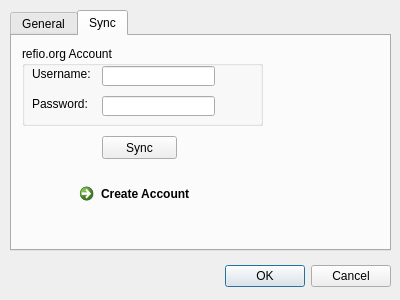
Old version of the form src/settings_dialog.ui in the repository wensheng/refio-desktop.
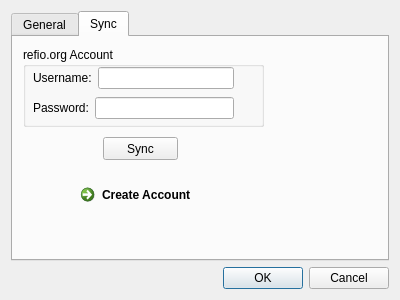
New version of the form. The open tabs and pages were chosen to show the change.

```diff
--- a/src/settings_dialog.ui
+++ b/src/settings_dialog.ui
@@ -13,31 +13,9 @@
   <property name="windowTitle">
    <string>Dialog</string>
   </property>
-  <widget class="QDialogButtonBox" name="buttonBox">
-   <property name="geometry">
-    <rect>
-     <x>50</x>
-     <y>260</y>
-     <width>341</width>
-     <height>32</height>
-    </rect>
-   </property>
-   <property name="orientation">
-    <enum>Qt::Horizontal</enum>
-   </property>
-   <property name="standardButtons">
-    <set>QDialogButtonBox::Cancel|QDialogButtonBox::Ok</set>
-   </property>
-  </widget>
+  <layout class="QVBoxLayout" name="verticalLayout">
+   <item>
   <widget class="QTabWidget" name="tabWidget">
-   <property name="geometry">
-    <rect>
-     <x>10</x>
-     <y>10</y>
-     <width>381</width>
-     <height>241</height>
-    </rect>
-   </property>
    <property name="currentIndex">
     <number>1</number>
    </property>
@@ -111,51 +89,49 @@
      <property name="title">
       <string>refio.org Account</string>
      </property>
+       <widget class="QWidget" name="layoutWidget">
+        <property name="geometry">
+         <rect>
+          <x>10</x>
+          <y>20</y>
+          <width>201</width>
+          <height>22</height>
+         </rect>
+        </property>
+        <layout class="QHBoxLayout" name="horizontalLayout">
+         <item>
      <widget class="QLabel" name="label_2">
-      <property name="geometry">
-       <rect>
-        <x>10</x>
-        <y>20</y>
-        <width>61</width>
-        <height>16</height>
-       </rect>
-      </property>
       <property name="text">
        <string>Username:</string>
       </property>
      </widget>
+         </item>
+         <item>
+          <widget class="QLineEdit" name="usernameLineEdit"/>
+         </item>
+        </layout>
+       </widget>
+       <widget class="QWidget" name="layoutWidget">
+        <property name="geometry">
+         <rect>
+          <x>10</x>
+          <y>50</y>
+          <width>201</width>
+          <height>22</height>
+         </rect>
+        </property>
+        <layout class="QHBoxLayout" name="horizontalLayout_2">
+         <item>
      <widget class="QLabel" name="label_3">
-      <property name="geometry">
-       <rect>
-        <x>10</x>
-        <y>50</y>
-        <width>61</width>
-        <height>16</height>
-       </rect>
-      </property>
       <property name="text">
        <string>Password:</string>
       </property>
      </widget>
-     <widget class="QLineEdit" name="usernameLineEdit">
-      <property name="geometry">
-       <rect>
-        <x>80</x>
-        <y>20</y>
-        <width>113</width>
-        <height>20</height>
-       </rect>
-      </property>
-     </widget>
-     <widget class="QLineEdit" name="passwordLineEdit">
-      <property name="geometry">
-       <rect>
-        <x>80</x>
-        <y>50</y>
-        <width>113</width>
-        <height>20</height>
-       </rect>
-      </property>
+         </item>
+         <item>
+          <widget class="QLineEdit" name="passwordLineEdit"/>
+         </item>
+        </layout>
      </widget>
     </widget>
     <widget class="QPushButton" name="syncPushButton">
@@ -186,6 +162,18 @@
     </widget>
    </widget>
   </widget>
+   </item>
+   <item>
+    <widget class="QDialogButtonBox" name="buttonBox">
+     <property name="orientation">
+      <enum>Qt::Horizontal</enum>
+     </property>
+     <property name="standardButtons">
+      <set>QDialogButtonBox::Cancel|QDialogButtonBox::Ok</set>
+     </property>
+    </widget>
+   </item>
+  </layout>
  </widget>
  <resources/>
  <connections>
```
Left out of the diff: 4 changed lines with no effect on the pictures. Lines whose indentation alone changed are shown as unchanged.
